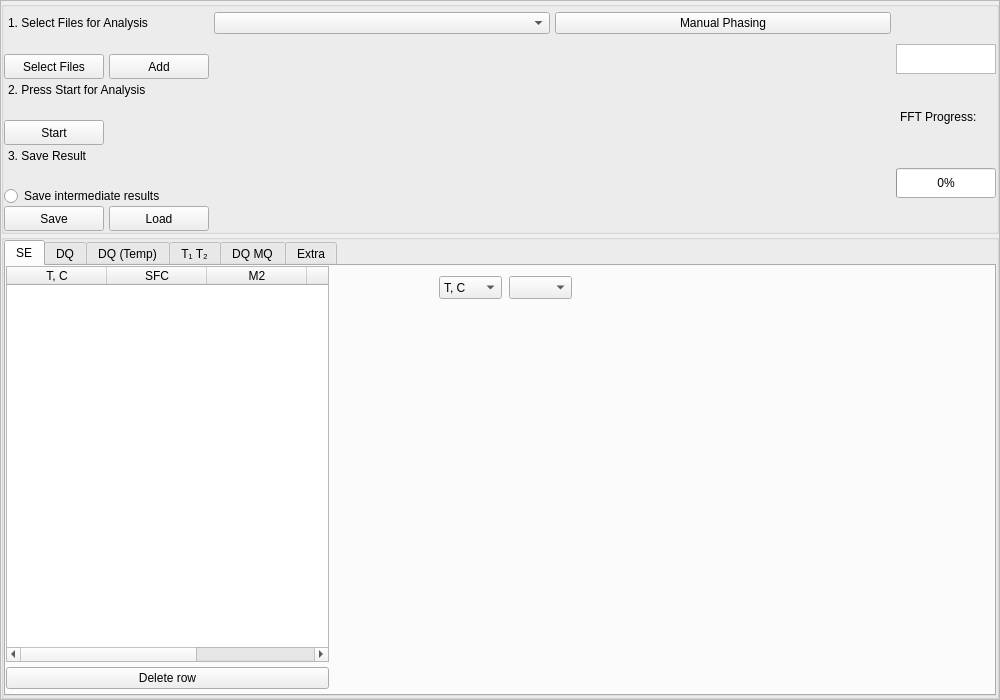
timesama/M2-Approach, file form.ui: the form before one commit.
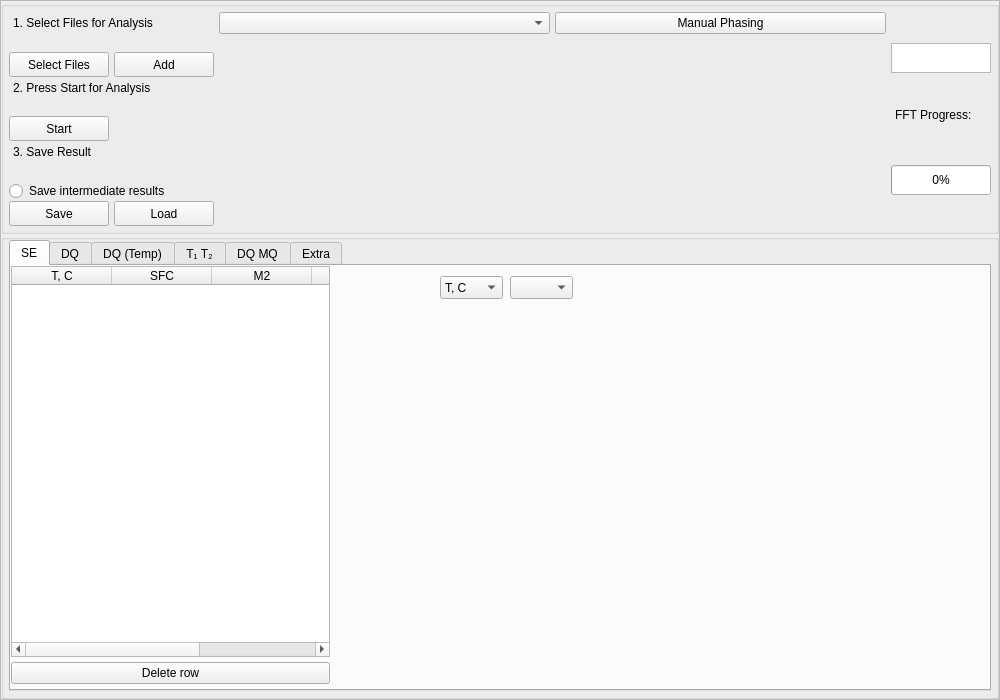
The form after the commit. Custom widgets are drawn as their Qt base class.

Commit message: Start button is green when files are selected

What changed in the file:
```diff
--- a/form.ui
+++ b/form.ui
@@ -226,16 +226,16 @@
             <enum>QLayout::SetDefaultConstraint</enum>
            </property>
            <property name="leftMargin">
-            <number>0</number>
+            <number>5</number>
            </property>
            <property name="topMargin">
             <number>5</number>
            </property>
            <property name="rightMargin">
-            <number>0</number>
+            <number>5</number>
            </property>
            <property name="bottomMargin">
-            <number>0</number>
+            <number>5</number>
            </property>
            <property name="horizontalSpacing">
             <number>5</number>
@@ -707,16 +707,16 @@
             <number>5</number>
            </property>
            <property name="leftMargin">
-            <number>0</number>
+            <number>5</number>
            </property>
            <property name="topMargin">
             <number>0</number>
            </property>
            <property name="rightMargin">
-            <number>0</number>
+            <number>5</number>
            </property>
            <property name="bottomMargin">
-            <number>0</number>
+            <number>5</number>
            </property>
            <item>
             <widget class="QTabWidget" name="tabWidget">
```
The commit also changes 1 other file.
